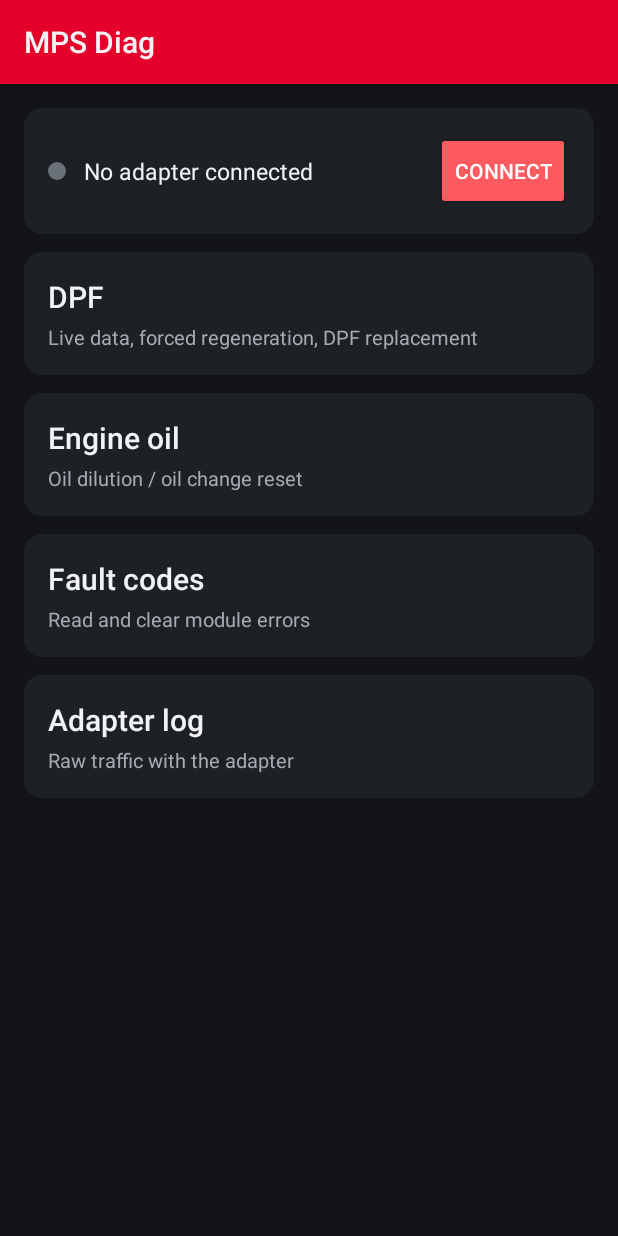
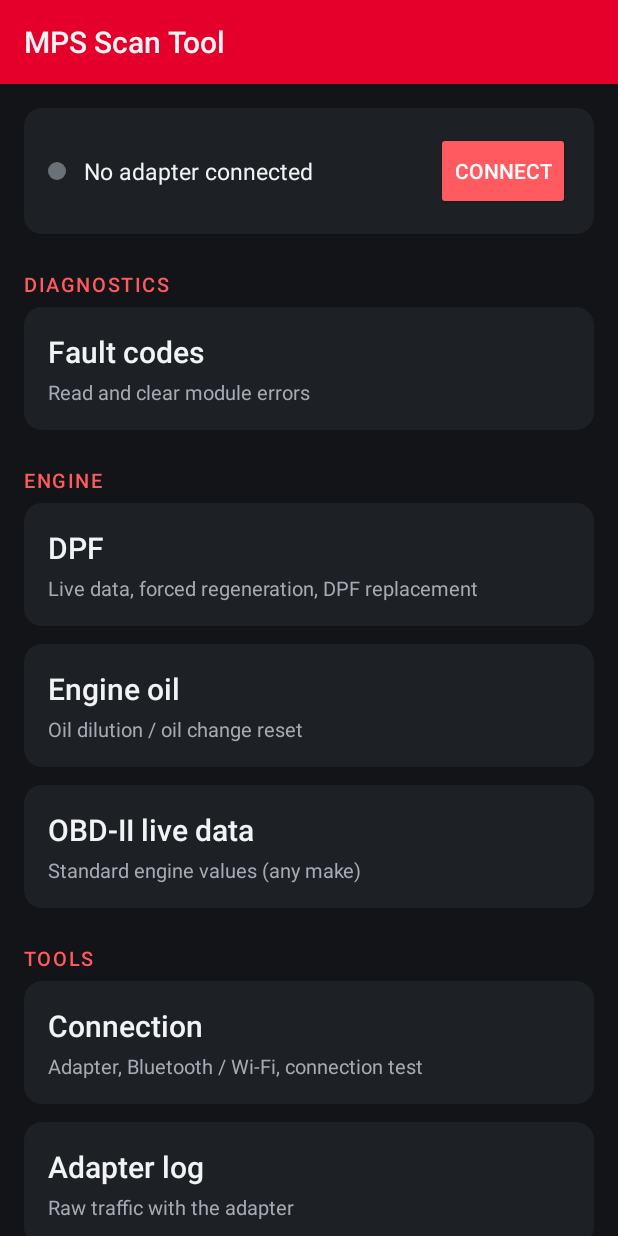
Before and after one commit to edgarsenrarocha/MPS-Android, an Android app: the screen it shows after launch (MainActivity), on a phone screen of 412 x 824 dp. Run offline under Robolectric (Android 15) with nearby library versions, the phone set to English and light mode, and no system bars.

```diff
--- a/app/src/main/AndroidManifest.xml
+++ b/app/src/main/AndroidManifest.xml
@@ -39,6 +39,7 @@
         <activity android:name="com.mpsdiag.ui.DpfActivity" android:label="@string/menu_dpf" />
         <activity android:name="com.mpsdiag.ui.OilActivity" android:label="@string/menu_oil" />
         <activity android:name="com.mpsdiag.ui.DtcActivity" android:label="@string/menu_dtc" />
+        <activity android:name="com.mpsdiag.ui.LiveDataActivity" />
         <activity android:name="com.mpsdiag.ui.LogActivity" android:label="@string/menu_log" />
     </application>
 </manifest>
--- /dev/null
+++ b/app/src/main/java/com/mpsdiag/diag/ObdScreen.kt
@@ -0,0 +1,48 @@
+package com.mpsdiag.diag
+
+import com.mpsdiag.diag.Live.f1
+import com.mpsdiag.diag.Live.f2
+
+/** Generic OBD-II (SAE J1979 mode 01) values, supported by every car since ~2006. */
+object ObdScreen {
+
+    /** Mode 01 PID; the reply is `41 <pid> A B ...`, so A is byte 2. */
+    private fun pid(label: String, pid: Int, decoder: (ByteArray) -> String) =
+        LiveParam(label, intArrayOf(0x01, pid), decoder)
+
+    private fun pct(a: Int) = "${f1(a * 100.0 / 255)} %"
+
+    val SCREEN = LiveScreen(
+        id = "obd",
+        title = "OBD-II live data",
+        subtitle = "Standard engine values (any make)",
+        group = Screens.GROUP_ENGINE,
+        module = Modules.OBD2,
+        params = listOf(
+            pid("Engine speed", 0x0C) { "${it.u16(2) / 4} rpm" },
+            pid("Vehicle speed", 0x0D) { "${it.u8(2)} km/h" },
+            pid("Coolant temperature", 0x05) { "${it.u8(2) - 40} °C" },
+            pid("Intake air temperature", 0x0F) { "${it.u8(2) - 40} °C" },
+            pid("Engine load", 0x04) { pct(it.u8(2)) },
+            pid("Throttle position", 0x11) { pct(it.u8(2)) },
+            pid("Accelerator pedal D", 0x49) { pct(it.u8(2)) },
+            pid("Intake manifold pressure", 0x0B) { "${it.u8(2)} kPa" },
+            pid("Barometric pressure", 0x33) { "${it.u8(2)} kPa" },
+            pid("Mass air flow", 0x10) { "${f2(it.u16(2) / 100.0)} g/s" },
+            pid("Fuel rail pressure", 0x23) { "${it.u16(2) * 10} kPa" },
+            pid("Commanded EGR", 0x2C) { pct(it.u8(2)) },
+            pid("Fuel level", 0x2F) { pct(it.u8(2)) },
+            pid("Engine fuel rate", 0x5E) { "${f2(it.u16(2) / 20.0)} L/h" },
+            pid("Engine oil temperature", 0x5C) { "${it.u8(2) - 40} °C" },
+            pid("Ambient air temperature", 0x46) { "${it.u8(2) - 40} °C" },
+            pid("Control module voltage", 0x42) { "${f2(it.u16(2) / 1000.0)} V" },
+            pid("Timing advance", 0x0E) { "${f1(it.u8(2) / 2.0 - 64)} °" },
+            pid("Short-term fuel trim", 0x06) { "${f1((it.u8(2) - 128) * 100.0 / 128)} %" },
+            pid("Long-term fuel trim", 0x07) { "${f1((it.u8(2) - 128) * 100.0 / 128)} %" },
+            pid("Run time since start", 0x1F) { "${it.u16(2)} s" },
+            pid("Distance with MIL on", 0x21) { "${it.u16(2)} km" },
+            pid("Distance since codes cleared", 0x31) { "${it.u16(2)} km" },
+        ),
+        note = "Values the car does not support show \"—\". Use \"Choose values\" in the menu to show fewer values and refresh faster.",
+    )
+}
--- /dev/null
+++ b/app/src/main/java/com/mpsdiag/diag/Screens.kt
@@ -0,0 +1,15 @@
+package com.mpsdiag.diag
+
+/** Every data-driven live screen, by id. */
+object Screens {
+    const val GROUP_ENGINE = "Engine"
+    const val GROUP_DRIVETRAIN = "Transmission & 4WD"
+    const val GROUP_CHASSIS = "Brakes, steering & body"
+    const val GROUP_SERVICE = "Service functions"
+
+    val ALL: List<LiveScreen> = listOf(
+        ObdScreen.SCREEN,
+    )
+
+    fun byId(id: String?): LiveScreen? = ALL.firstOrNull { it.id == id }
+}
--- a/app/src/main/java/com/mpsdiag/ui/LogActivity.kt
+++ b/app/src/main/java/com/mpsdiag/ui/LogActivity.kt
@@ -39,7 +39,7 @@ class LogActivity : Activity() {
         findViewById<Button>(R.id.shareButton).setOnClickListener {
             val send = Intent(Intent.ACTION_SEND)
                 .setType("text/plain")
-                .putExtra(Intent.EXTRA_SUBJECT, "MPS Diag adapter log")
+                .putExtra(Intent.EXTRA_SUBJECT, "MPS Scan Tool adapter log")
                 .putExtra(Intent.EXTRA_TEXT, snapshot())
             startActivity(Intent.createChooser(send, getString(R.string.share_log)))
         }
--- a/app/src/main/java/com/mpsdiag/ui/MainActivity.kt
+++ b/app/src/main/java/com/mpsdiag/ui/MainActivity.kt
@@ -4,12 +4,15 @@ import android.app.Activity
 import android.content.Intent
 import android.graphics.drawable.GradientDrawable
 import android.os.Bundle
+import android.view.LayoutInflater
 import android.view.View
 import android.widget.Button
+import android.widget.LinearLayout
 import android.widget.TextView
 import android.widget.Toast
 import com.mpsdiag.R
 import com.mpsdiag.Session
+import com.mpsdiag.diag.Screens
 
 class MainActivity : Activity() {
 
@@ -27,10 +30,63 @@ class MainActivity : Activity() {
 
         connectButton.setOnClickListener { openConnection() }
         findViewById<View>(R.id.statusCard).setOnClickListener { openConnection() }
-        tile(R.id.tileDpf, R.string.menu_dpf, R.string.menu_dpf_desc) { openIfConnected(DpfActivity::class.java) }
-        tile(R.id.tileOil, R.string.menu_oil, R.string.menu_oil_desc) { openIfConnected(OilActivity::class.java) }
-        tile(R.id.tileDtc, R.string.menu_dtc, R.string.menu_dtc_desc) { openIfConnected(DtcActivity::class.java) }
-        tile(R.id.tileLog, R.string.menu_log, R.string.menu_log_desc) { startActivity(Intent(this, LogActivity::class.java)) }
+        buildMenu()
+    }
+
+    /** One home-screen entry. [needsConnection] entries open the Connection screen first. */
+    private class Item(val title: String, val subtitle: String, val needsConnection: Boolean = true, val open: () -> Intent)
+
+    private fun menu(): List<Pair<String, List<Item>>> {
+        val fixed = mapOf(
+            Screens.GROUP_ENGINE to listOf(
+                Item(getString(R.string.menu_dpf), getString(R.string.menu_dpf_desc)) { Intent(this, DpfActivity::class.java) },
+                Item(getString(R.string.menu_oil), getString(R.string.menu_oil_desc)) { Intent(this, OilActivity::class.java) },
+            ),
+        )
+        val sections = mutableListOf<Pair<String, List<Item>>>()
+        sections += getString(R.string.section_diagnostics) to listOf(
+            Item(getString(R.string.menu_dtc), getString(R.string.menu_dtc_desc)) { Intent(this, DtcActivity::class.java) },
+        )
+        val groups = listOf(Screens.GROUP_ENGINE, Screens.GROUP_DRIVETRAIN, Screens.GROUP_CHASSIS, Screens.GROUP_SERVICE)
+        for (g in groups) {
+            val items = fixed[g].orEmpty() + Screens.ALL.filter { it.group == g }.map { sc ->
+                Item(sc.title, sc.subtitle) { LiveDataActivity.intent(this, sc.id) }
+            }
+            if (items.isNotEmpty()) sections += g to items
+        }
+        sections += getString(R.string.section_tools) to listOf(
+            Item(getString(R.string.menu_connection), getString(R.string.menu_connection_desc), needsConnection = false) {
+                Intent(this, ConnectionActivity::class.java)
+            },
+            Item(getString(R.string.menu_log), getString(R.string.menu_log_desc), needsConnection = false) {
+                Intent(this, LogActivity::class.java)
+            },
+        )
+        return sections
+    }
+
+    private fun buildMenu() {
+        val list = findViewById<LinearLayout>(R.id.menuList)
+        val inflater = LayoutInflater.from(this)
+        for ((section, items) in menu()) {
+            val header = inflater.inflate(R.layout.item_section_header, list, false) as TextView
+            header.text = section
+            list.addView(header)
+            for (item in items) {
+                val tile = inflater.inflate(R.layout.item_menu_tile, list, false)
+                tile.findViewById<TextView>(R.id.tileTitle).text = item.title
+                tile.findViewById<TextView>(R.id.tileSubtitle).text = item.subtitle
+                tile.setOnClickListener {
+                    if (item.needsConnection && !Session.isConnected) {
+                        Toast.makeText(this, R.string.connect_first, Toast.LENGTH_SHORT).show()
+                        openConnection()
+                    } else {
+                        startActivity(item.open())
+                    }
+                }
+                list.addView(tile)
+            }
+        }
     }
 
     override fun onStart() {
@@ -44,24 +100,8 @@ class MainActivity : Activity() {
         super.onStop()
     }
 
-    private fun tile(id: Int, title: Int, subtitle: Int, onClick: () -> Unit) {
-        val v = findViewById<View>(id)
-        v.findViewById<TextView>(R.id.tileTitle).setText(title)
-        v.findViewById<TextView>(R.id.tileSubtitle).setText(subtitle)
-        v.setOnClickListener { onClick() }
-    }
-
     private fun openConnection() {
         startActivity(Intent(this, ConnectionActivity::class.java))
-    }
-
-    private fun openIfConnected(cls: Class<out Activity>) {
-        if (!Session.isConnected) {
-            Toast.makeText(this, R.string.connect_first, Toast.LENGTH_SHORT).show()
-            openConnection()
-            return
-        }
-        startActivity(Intent(this, cls))
     }
 
     private fun refresh() {
--- a/app/src/main/res/layout/activity_main.xml
+++ b/app/src/main/res/layout/activity_main.xml
@@ -41,9 +41,11 @@
                 android:text="@string/connect" />
         </LinearLayout>
 
-        <include android:id="@+id/tileDpf" layout="@layout/item_menu_tile" />
-        <include android:id="@+id/tileOil" layout="@layout/item_menu_tile" />
-        <include android:id="@+id/tileDtc" layout="@layout/item_menu_tile" />
-        <include android:id="@+id/tileLog" layout="@layout/item_menu_tile" />
+        <!-- Sections and tiles are added from MainActivity.MENU -->
+        <LinearLayout
+            android:id="@+id/menuList"
+            android:layout_width="match_parent"
+            android:layout_height="wrap_content"
+            android:orientation="vertical" />
     </LinearLayout>
 </ScrollView>
--- /dev/null
+++ b/app/src/main/res/layout/item_section_header.xml
@@ -0,0 +1,5 @@
+<?xml version="1.0" encoding="utf-8"?>
+<TextView xmlns:android="http://schemas.android.com/apk/res/android"
+    style="@style/SectionHeader"
+    android:layout_width="match_parent"
+    android:layout_height="wrap_content" />
--- a/app/src/main/res/values/strings.xml
+++ b/app/src/main/res/values/strings.xml
@@ -1,6 +1,6 @@
 <?xml version="1.0" encoding="utf-8"?>
 <resources>
-    <string name="app_name">MPS Diag</string>
+    <string name="app_name">MPS Scan Tool</string>
 
     <!-- Connection -->
     <string name="connect">Connect</string>
@@ -26,7 +26,7 @@
     <string name="conn_bt_settings">Bluetooth settings</string>
     <string name="conn_bt_none">This phone has no Bluetooth.</string>
     <string name="conn_bt_off">Bluetooth is off.</string>
-    <string name="conn_bt_no_permission">MPS Diag needs permission to use Bluetooth (and, on Android 11 and older, location for scanning).</string>
+    <string name="conn_bt_no_permission">MPS Scan Tool needs permission to use Bluetooth (and, on Android 11 and older, location for scanning).</string>
     <string name="conn_bt_ready">Plug the adapter into the OBD socket and turn the ignition ON, then tap your adapter below. Not listed? Tap Scan.</string>
     <string name="conn_bt_scanning">Scanning for adapters… keep the adapter plugged in and powered.</string>
     <string name="conn_allow">Allow Bluetooth</string>
@@ -52,6 +52,9 @@
     <string name="menu_oil_desc">Oil dilution / oil change reset</string>
     <string name="menu_dtc">Fault codes</string>
     <string name="menu_dtc_desc">Read and clear module errors</string>
+    <string name="section_diagnostics">Diagnostics</string>
+    <string name="section_tools">Tools</string>
+    <string name="menu_connection_desc">Adapter, Bluetooth / Wi-Fi, connection test</string>
     <string name="menu_log">Adapter log</string>
     <string name="menu_log_desc">Raw traffic with the adapter</string>
 
@@ -70,6 +73,9 @@
     <string name="share_log">Share</string>
     <string name="not_responding">Engine ECU is not responding: %1$s</string>
     <string name="live">Live data</string>
+    <string name="module_not_responding">%1$s is not responding: %2$s</string>
+    <string name="choose_values">Choose values</string>
+    <string name="select_all">Show all</string>
 
     <!-- DPF -->
     <string name="dpf_force_regen">Force DPF regeneration</string>
--- a/app/src/main/res/values/themes.xml
+++ b/app/src/main/res/values/themes.xml
@@ -42,6 +42,16 @@
         <item name="android:minHeight">52dp</item>
     </style>
 
+    <!-- Section heading on the home screen. -->
+    <style name="SectionHeader" parent="android:TextAppearance.Material.Body2">
+        <item name="android:textColor">@color/brand_accent</item>
+        <item name="android:textSize">@dimen/text_small</item>
+        <item name="android:textAllCaps">true</item>
+        <item name="android:letterSpacing">0.08</item>
+        <item name="android:paddingTop">@dimen/gap</item>
+        <item name="android:paddingBottom">6dp</item>
+    </style>
+
     <!-- Large tile on the home screen. -->
     <style name="MenuTile">
         <item name="android:background">@drawable/bg_tile</item>
```
Also changed, not shown: app/src/main/java/com/mpsdiag/diag/Dpf.kt (+2 -34 lines), app/src/main/java/com/mpsdiag/diag/Live.kt (added, +124 -0 lines), app/src/main/java/com/mpsdiag/ui/LiveDataActivity.kt (added, +169 -0 lines), app/src/main/res/layout/activity_live.xml (added, +41 -0 lines), app/src/main/res/layout/item_action_button.xml (added, +7 -0 lines), 2 other files.
